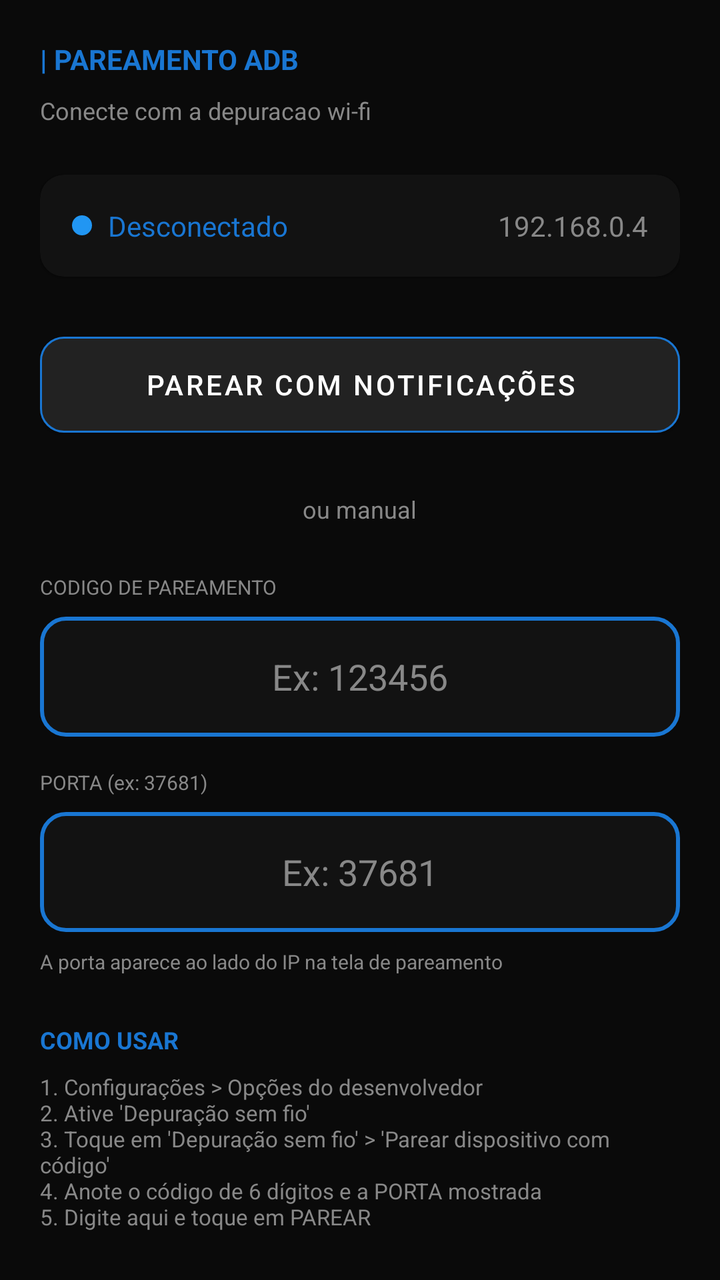
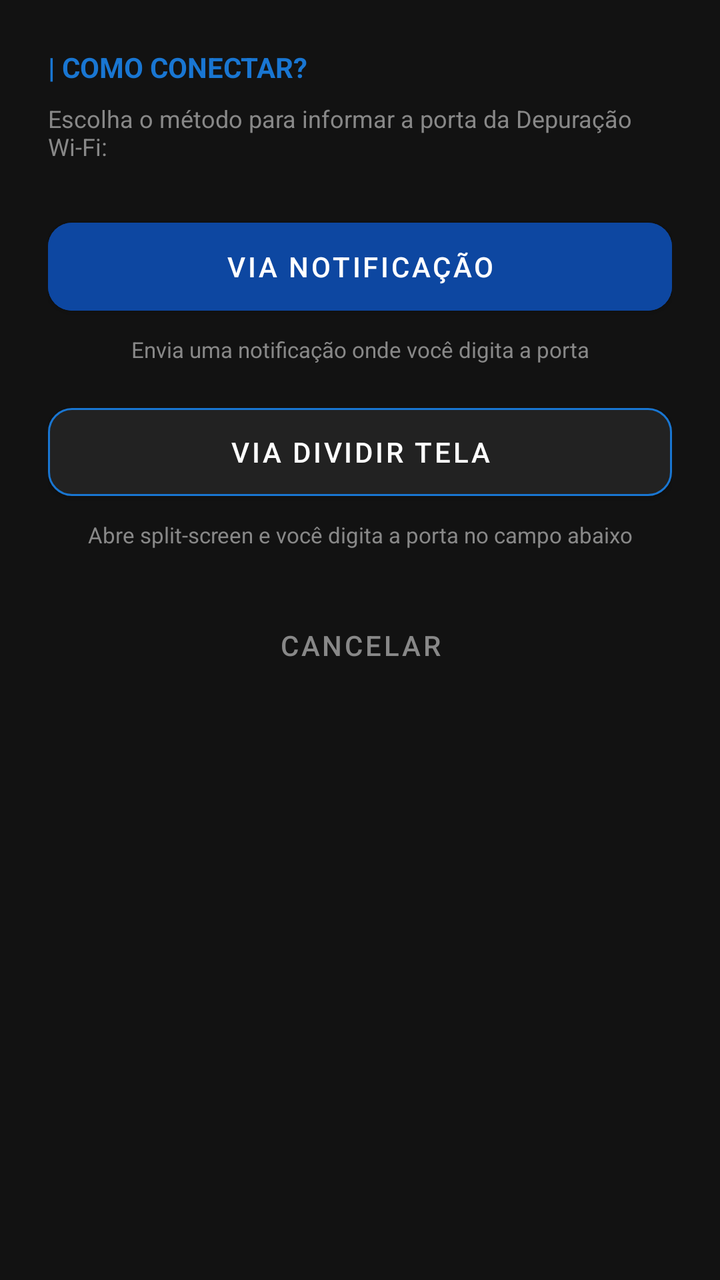

Before-and-after screenshots of an Android layout around one commit, followed by the original layout XML and the change that was made.
<!-- AndroidManifest.xml: application theme Theme.App -->
<!-- res/layout/layout_adb_pairing.xml -->
<?xml version="1.0" encoding="utf-8"?>
<LinearLayout xmlns:android="http://schemas.android.com/apk/res/android"
    xmlns:app="http://schemas.android.com/apk/res-auto"
    android:layout_width="match_parent"
    android:layout_height="match_parent"
    android:background="@color/background_dark"
    android:orientation="vertical"
    android:padding="20dp">

    <TextView
        android:layout_width="wrap_content"
        android:layout_height="wrap_content"
        android:text="| PAREAMENTO ADB"
        android:textColor="@color/blue_accent"
        android:textStyle="bold" />

    <TextView
        android:layout_width="wrap_content"
        android:layout_height="wrap_content"
        android:layout_marginTop="8dp"
        android:text="Conecte com a depuracao wi-fi"
        android:textColor="@color/gray_text"
        android:textSize="12sp" />

    <androidx.cardview.widget.CardView
        android:layout_width="match_parent"
        android:layout_height="wrap_content"
        android:layout_marginTop="24dp"
        app:cardBackgroundColor="@color/card_dark"
        app:cardCornerRadius="12dp">

        <RelativeLayout
            android:layout_width="match_parent"
            android:layout_height="wrap_content"
            android:padding="16dp">

            <TextView
                android:id="@+id/tv_adb_status"
                android:layout_width="wrap_content"
                android:layout_height="wrap_content"
                android:drawablePadding="8dp"
                android:text="Desconectado"
                android:textColor="@color/blue_accent"
                app:drawableStartCompat="@drawable/ic_dot_offline" />

            <TextView
                android:id="@+id/tv_local_ip"
                android:layout_width="wrap_content"
                android:layout_height="wrap_content"
                android:layout_alignParentEnd="true"
                android:text="192.168.0.4"
                android:textColor="@color/gray_text" />
        </RelativeLayout>
    </androidx.cardview.widget.CardView>

    <Button
        android:id="@+id/btn_pair_notification"
        android:layout_width="match_parent"
        android:layout_height="60dp"
        android:layout_marginTop="24dp"
        android:backgroundTint="@color/card_dark"
        android:text="PAREAR COM NOTIFICAÇÕES"
        android:textColor="@color/white"
        app:cornerRadius="12dp"
        app:strokeColor="@color/blue_accent"
        app:strokeWidth="1dp" />

    <TextView
        android:layout_width="wrap_content"
        android:layout_height="wrap_content"
        android:layout_gravity="center_horizontal"
        android:layout_marginTop="24dp"
        android:text="ou manual"
        android:textColor="@color/gray_text"
        android:textSize="12sp" />

    <TextView
        android:layout_width="wrap_content"
        android:layout_height="wrap_content"
        android:layout_marginTop="24dp"
        android:text="CODIGO DE PAREAMENTO"
        android:textColor="@color/gray_text"
        android:textSize="10sp" />

    <EditText
        android:id="@+id/et_pairing_code"
        android:layout_width="match_parent"
        android:layout_height="60dp"
        android:layout_marginTop="8dp"
        android:background="@drawable/bg_edittext"
        android:gravity="center"
        android:hint="Ex: 123456"
        android:inputType="number"
        android:textColor="@color/white"
        android:textColorHint="@color/gray_text" />

    <TextView
        android:layout_width="wrap_content"
        android:layout_height="wrap_content"
        android:layout_marginTop="16dp"
        android:text="PORTA (ex: 37681)"
        android:textColor="@color/gray_text"
        android:textSize="10sp" />

    <EditText
        android:id="@+id/et_port"
        android:layout_width="match_parent"
        android:layout_height="60dp"
        android:layout_marginTop="8dp"
        android:background="@drawable/bg_edittext"
        android:gravity="center"
        android:hint="Ex: 37681"
        android:inputType="number"
        android:textColor="@color/white"
        android:textColorHint="@color/gray_text" />

    <TextView
        android:layout_width="wrap_content"
        android:layout_height="wrap_content"
        android:layout_marginTop="8dp"
        android:text="A porta aparece ao lado do IP na tela de pareamento"
        android:textColor="@color/gray_text"
        android:textSize="10sp" />

    <TextView
        android:layout_width="wrap_content"
        android:layout_height="wrap_content"
        android:layout_marginTop="24dp"
        android:text="COMO USAR"
        android:textColor="@color/blue_accent"
        android:textSize="12sp"
        android:textStyle="bold" />

    <TextView
        android:layout_width="match_parent"
        android:layout_height="wrap_content"
        android:layout_marginTop="8dp"
        android:text="1. Configurações > Opções do desenvolvedor\n2. Ative 'Depuração sem fio'\n3. Toque em 'Depuração sem fio' > 'Parear dispositivo com código'\n4. Anote o código de 6 dígitos e a PORTA mostrada\n5. Digite aqui e toque em PAREAR"
        android:textColor="@color/gray_text"
        android:textSize="11sp" />

    <Button
        android:id="@+id/btn_pair_submit"
        android:layout_width="match_parent"
        android:layout_height="60dp"
        android:layout_marginTop="32dp"
        android:backgroundTint="@color/blue_primary"
        android:text="PAREAR"
        android:textColor="@color/white"
        app:cornerRadius="12dp" />

</LinearLayout>
<!-- resources referenced by this layout -->
<resources>
  <color name="background_dark">#0A0A0A</color>
  <color name="blue_accent">#1976D2</color>
  <color name="blue_primary">#0D47A1</color>
  <color name="card_dark">#121212</color>
  <color name="gray_text">#888888</color>
  <color name="white">#FFFFFFFF</color>
  <!-- drawable bg_edittext (drawable) -->
  <?xml version="1.0" encoding="utf-8"?>
  <shape xmlns:android="http://schemas.android.com/apk/res/android">
      <solid android:color="@color/card_dark" />
      <stroke android:width="2dp" android:color="@color/blue_accent" />
      <corners android:radius="12dp" />
  </shape>
  <!-- drawable ic_dot_offline (drawable) -->
  <?xml version="1.0" encoding="utf-8"?>
  <shape xmlns:android="http://schemas.android.com/apk/res/android" android:shape="oval">
      <solid android:color="@color/offline_dot" />
      <size android:width="10dp" android:height="10dp" />
  </shape>
  <style name="Theme.App" parent="Theme.MaterialComponents.NoActionBar">
          <item name="colorPrimary">@color/blue_primary</item>
          <item name="colorPrimaryVariant">@color/blue_accent</item>
          <item name="colorOnPrimary">@color/white</item>
      </style>
  <color name="offline_dot">#2196F3</color>
</resources>

<!-- the commit's change to res/layout/layout_adb_pairing.xml (unified diff, before → after) -->
@@ -2,151 +2,73 @@
 <LinearLayout xmlns:android="http://schemas.android.com/apk/res/android"
     xmlns:app="http://schemas.android.com/apk/res-auto"
     android:layout_width="match_parent"
-    android:layout_height="match_parent"
-    android:background="@color/background_dark"
+    android:layout_height="wrap_content"
+    android:background="@color/card_dark"
     android:orientation="vertical"
-    android:padding="20dp">
+    android:padding="24dp">
 
     <TextView
         android:layout_width="wrap_content"
         android:layout_height="wrap_content"
-        android:text="| PAREAMENTO ADB"
+        android:text="| COMO CONECTAR?"
         android:textColor="@color/blue_accent"
         android:textStyle="bold" />
 
     <TextView
-        android:layout_width="wrap_content"
+        android:layout_width="match_parent"
         android:layout_height="wrap_content"
         android:layout_marginTop="8dp"
-        android:text="Conecte com a depuracao wi-fi"
+        android:text="Escolha o método para informar a porta da Depuração Wi-Fi:"
         android:textColor="@color/gray_text"
         android:textSize="12sp" />
 
-    <androidx.cardview.widget.CardView
+    <Button
+        android:id="@+id/btn_option_notification"
+        android:layout_width="match_parent"
+        android:layout_height="56dp"
+        android:layout_marginTop="24dp"
+        android:backgroundTint="@color/blue_primary"
+        android:text="Via Notificação"
+        android:textColor="@color/white"
+        app:cornerRadius="12dp" />
+
+    <TextView
         android:layout_width="match_parent"
         android:layout_height="wrap_content"
-        android:layout_marginTop="24dp"
-        app:cardBackgroundColor="@color/card_dark"
-        app:cardCornerRadius="12dp">
-
-        <RelativeLayout
-            android:layout_width="match_parent"
-            android:layout_height="wrap_content"
-            android:padding="16dp">
-
-            <TextView
-                android:id="@+id/tv_adb_status"
-                android:layout_width="wrap_content"
-                android:layout_height="wrap_content"
-                android:drawablePadding="8dp"
-                android:text="Desconectado"
-                android:textColor="@color/blue_accent"
-                app:drawableStartCompat="@drawable/ic_dot_offline" />
-
-            <TextView
-                android:id="@+id/tv_local_ip"
-                android:layout_width="wrap_content"
-                android:layout_height="wrap_content"
-                android:layout_alignParentEnd="true"
-                android:text="192.168.0.4"
-                android:textColor="@color/gray_text" />
-        </RelativeLayout>
-    </androidx.cardview.widget.CardView>
+        android:layout_marginTop="6dp"
+        android:gravity="center"
+        android:text="Envia uma notificação onde você digita a porta"
+        android:textColor="@color/gray_text"
+        android:textSize="11sp" />
 
     <Button
-        android:id="@+id/btn_pair_notification"
+        android:id="@+id/btn_option_splitscreen"
         android:layout_width="match_parent"
-        android:layout_height="60dp"
-        android:layout_marginTop="24dp"
+        android:layout_height="56dp"
+        android:layout_marginTop="16dp"
         android:backgroundTint="@color/card_dark"
-        android:text="PAREAR COM NOTIFICAÇÕES"
+        android:text="Via Dividir Tela"
         android:textColor="@color/white"
         app:cornerRadius="12dp"
         app:strokeColor="@color/blue_accent"
         app:strokeWidth="1dp" />
 
     <TextView
-        android:layout_width="wrap_content"
-        android:layout_height="wrap_content"
-        android:layout_gravity="center_horizontal"
-        android:layout_marginTop="24dp"
-        android:text="ou manual"
-        android:textColor="@color/gray_text"
-        android:textSize="12sp" />
-
-    <TextView
-        android:layout_width="wrap_content"
-        android:layout_height="wrap_content"
-        android:layout_marginTop="24dp"
-        android:text="CODIGO DE PAREAMENTO"
-        android:textColor="@color/gray_text"
-        android:textSize="10sp" />
-
-    <EditText
-        android:id="@+id/et_pairing_code"
-        android:layout_width="match_parent"
-        android:layout_height="60dp"
-        android:layout_marginTop="8dp"
-        android:background="@drawable/bg_edittext"
-        android:gravity="center"
-        android:hint="Ex: 123456"
-        android:inputType="number"
-        android:textColor="@color/white"
-        android:textColorHint="@color/gray_text" />
-
-    <TextView
-        android:layout_width="wrap_content"
-        android:layout_height="wrap_content"
-        android:layout_marginTop="16dp"
-        android:text="PORTA (ex: 37681)"
-        android:textColor="@color/gray_text"
-        android:textSize="10sp" />
-
-    <EditText
-        android:id="@+id/et_port"
-        android:layout_width="match_parent"
-        android:layout_height="60dp"
-        android:layout_marginTop="8dp"
-        android:background="@drawable/bg_edittext"
-        android:gravity="center"
-        android:hint="Ex: 37681"
-        android:inputType="number"
-        android:textColor="@color/white"
-        android:textColorHint="@color/gray_text" />
-
-    <TextView
-        android:layout_width="wrap_content"
-        android:layout_height="wrap_content"
-        android:layout_marginTop="8dp"
-        android:text="A porta aparece ao lado do IP na tela de pareamento"
-        android:textColor="@color/gray_text"
-        android:textSize="10sp" />
-
-    <TextView
-        android:layout_width="wrap_content"
-        android:layout_height="wrap_content"
-        android:layout_marginTop="24dp"
-        android:text="COMO USAR"
-        android:textColor="@color/blue_accent"
-        android:textSize="12sp"
-        android:textStyle="bold" />
-
-    <TextView
         android:layout_width="match_parent"
         android:layout_height="wrap_content"
-        android:layout_marginTop="8dp"
-        android:text="1. Configurações > Opções do desenvolvedor\n2. Ative 'Depuração sem fio'\n3. Toque em 'Depuração sem fio' > 'Parear dispositivo com código'\n4. Anote o código de 6 dígitos e a PORTA mostrada\n5. Digite aqui e toque em PAREAR"
+        android:layout_marginTop="6dp"
+        android:gravity="center"
+        android:text="Abre split-screen e você digita a porta no campo abaixo"
         android:textColor="@color/gray_text"
         android:textSize="11sp" />
 
     <Button
-        android:id="@+id/btn_pair_submit"
+        android:id="@+id/btn_pair_notification"
         android:layout_width="match_parent"
-        android:layout_height="60dp"
-        android:layout_marginTop="32dp"
-        android:backgroundTint="@color/blue_primary"
-        android:text="PAREAR"
-        android:textColor="@color/white"
-        app:cornerRadius="12dp" />
+        android:layout_height="48dp"
+        android:layout_marginTop="24dp"
+        android:background="@android:color/transparent"
+        android:text="Cancelar"
+        android:textColor="@color/gray_text" />
 
 </LinearLayout>
<!-- resource entries referenced after the edit -->
@@ -1,29 +1,14 @@
 <!-- resources referenced by this layout -->
 <resources>
-  <color name="background_dark">#0A0A0A</color>
   <color name="blue_accent">#1976D2</color>
   <color name="blue_primary">#0D47A1</color>
   <color name="card_dark">#121212</color>
   <color name="gray_text">#888888</color>
   <color name="white">#FFFFFFFF</color>
-  <!-- drawable bg_edittext (drawable) -->
-  <?xml version="1.0" encoding="utf-8"?>
-  <shape xmlns:android="http://schemas.android.com/apk/res/android">
-      <solid android:color="@color/card_dark" />
-      <stroke android:width="2dp" android:color="@color/blue_accent" />
-      <corners android:radius="12dp" />
-  </shape>
-  <!-- drawable ic_dot_offline (drawable) -->
-  <?xml version="1.0" encoding="utf-8"?>
-  <shape xmlns:android="http://schemas.android.com/apk/res/android" android:shape="oval">
-      <solid android:color="@color/offline_dot" />
-      <size android:width="10dp" android:height="10dp" />
-  </shape>
   <style name="Theme.App" parent="Theme.MaterialComponents.NoActionBar">
           <item name="colorPrimary">@color/blue_primary</item>
           <item name="colorPrimaryVariant">@color/blue_accent</item>
           <item name="colorOnPrimary">@color/white</item>
       </style>
-  <color name="offline_dot">#2196F3</color>
 </resources>
 
